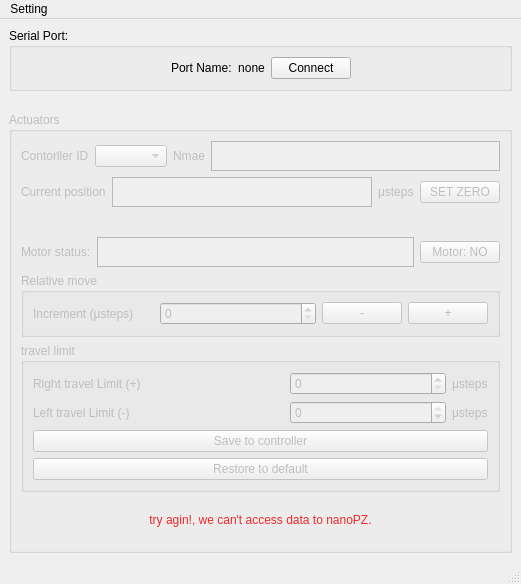
This is mainwindow.ui in maruta01/NanoPiezoActuator as Qt 5 draws it before an edit. The edited form follows.
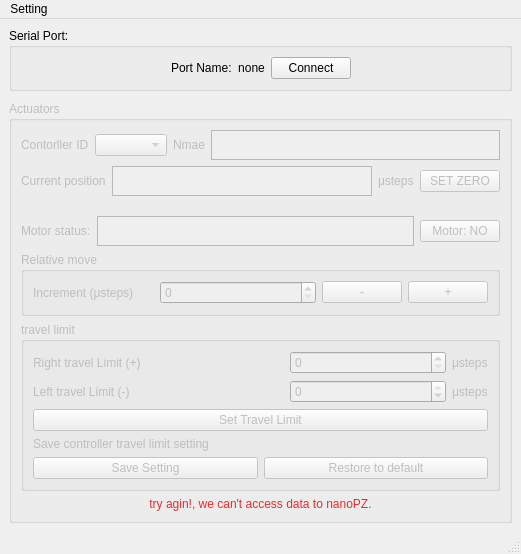
This is the edited form.

```diff
--- a/mainwindow.ui
+++ b/mainwindow.ui
@@ -7,7 +7,7 @@
     <x>0</x>
     <y>0</y>
     <width>521</width>
-    <height>584</height>
+    <height>554</height>
    </rect>
   </property>
   <property name="windowTitle">
@@ -130,6 +130,11 @@
                  <height>30</height>
                 </size>
                </property>
+               <property name="font">
+                <font>
+                 <bold>true</bold>
+                </font>
+               </property>
               </widget>
              </item>
             </layout>
@@ -153,6 +158,11 @@
                <height>30</height>
               </size>
              </property>
+             <property name="font">
+              <font>
+               <bold>true</bold>
+              </font>
+             </property>
             </widget>
            </item>
            <item>
@@ -307,53 +317,8 @@
            </property>
            <layout class="QVBoxLayout" name="verticalLayout_5">
             <item>
-             <layout class="QHBoxLayout" name="horizontalLayout_7">
-              <item>
-               <widget class="QLabel" name="right_travel_limit_label">
-                <property name="text">
-                 <string>Right travel Limit (+)</string>
-                </property>
-               </widget>
-              </item>
-              <item>
-               <spacer name="horizontalSpacer_2">
-                <property name="orientation">
-                 <enum>Qt::Horizontal</enum>
-                </property>
-                <property name="sizeHint" stdset="0">
-                 <size>
-                  <width>40</width>
-                  <height>20</height>
-                 </size>
-                </property>
-               </spacer>
-              </item>
-              <item>
-               <widget class="QSpinBox" name="right_travel_limit_spinBox">
-                <property name="minimumSize">
-                 <size>
-                  <width>156</width>
-                  <height>0</height>
-                 </size>
-                </property>
-                <property name="minimum">
-                 <number>0</number>
-                </property>
-                <property name="maximum">
-                 <number>10000000</number>
-                </property>
-               </widget>
-              </item>
-              <item>
-               <widget class="QLabel" name="usteps_label_3">
-                <property name="text">
-                 <string>μsteps</string>
-                </property>
-               </widget>
-              </item>
-             </layout>
-            </item>
-            <item>
+             <layout class="QGridLayout" name="gridLayout">
+              <item row="1" column="0">
              <layout class="QHBoxLayout" name="horizontalLayout_8">
               <item>
                <widget class="QLabel" name="left_travel_limit_label">
@@ -403,14 +368,81 @@
               </item>
              </layout>
             </item>
+              <item row="0" column="0">
+               <layout class="QHBoxLayout" name="horizontalLayout_7">
             <item>
-             <layout class="QHBoxLayout" name="horizontalLayout_9">
+                 <widget class="QLabel" name="right_travel_limit_label">
+                  <property name="text">
+                   <string>Right travel Limit (+)</string>
+                  </property>
+                 </widget>
+                </item>
               <item>
-               <layout class="QVBoxLayout" name="verticalLayout_4">
+                 <spacer name="horizontalSpacer_2">
+                  <property name="orientation">
+                   <enum>Qt::Horizontal</enum>
+                  </property>
+                  <property name="sizeHint" stdset="0">
+                   <size>
+                    <width>40</width>
+                    <height>20</height>
+                   </size>
+                  </property>
+                 </spacer>
+                </item>
                 <item>
+                 <widget class="QSpinBox" name="right_travel_limit_spinBox">
+                  <property name="minimumSize">
+                   <size>
+                    <width>156</width>
+                    <height>0</height>
+                   </size>
+                  </property>
+                  <property name="minimum">
+                   <number>0</number>
+                  </property>
+                  <property name="maximum">
+                   <number>10000000</number>
+                  </property>
+                 </widget>
+                </item>
+                <item>
+                 <widget class="QLabel" name="usteps_label_3">
+                  <property name="text">
+                   <string>μsteps</string>
+                  </property>
+                 </widget>
+                </item>
+               </layout>
+              </item>
+              <item row="2" column="0">
                  <widget class="QPushButton" name="save_limit_pushButton">
+                <property name="minimumSize">
+                 <size>
+                  <width>0</width>
+                  <height>0</height>
+                 </size>
+                </property>
                   <property name="text">
-                   <string>Save to controller</string>
+                 <string>Set Travel Limit</string>
+                </property>
+               </widget>
+              </item>
+             </layout>
+            </item>
+            <item>
+             <widget class="QLabel" name="setting_travel_limit_label">
+              <property name="text">
+               <string>Save controller travel limit setting </string>
+              </property>
+             </widget>
+            </item>
+            <item>
+             <layout class="QHBoxLayout" name="horizontalLayout_9">
+              <item>
+               <widget class="QPushButton" name="save_setting_pushButton">
+                <property name="text">
+                 <string>Save Setting</string>
                   </property>
                  </widget>
                 </item>
@@ -420,8 +452,6 @@
                    <string>Restore to default</string>
                   </property>
                  </widget>
-                </item>
-               </layout>
               </item>
              </layout>
             </item>
```
Lines whose indentation alone changed are shown as unchanged.
